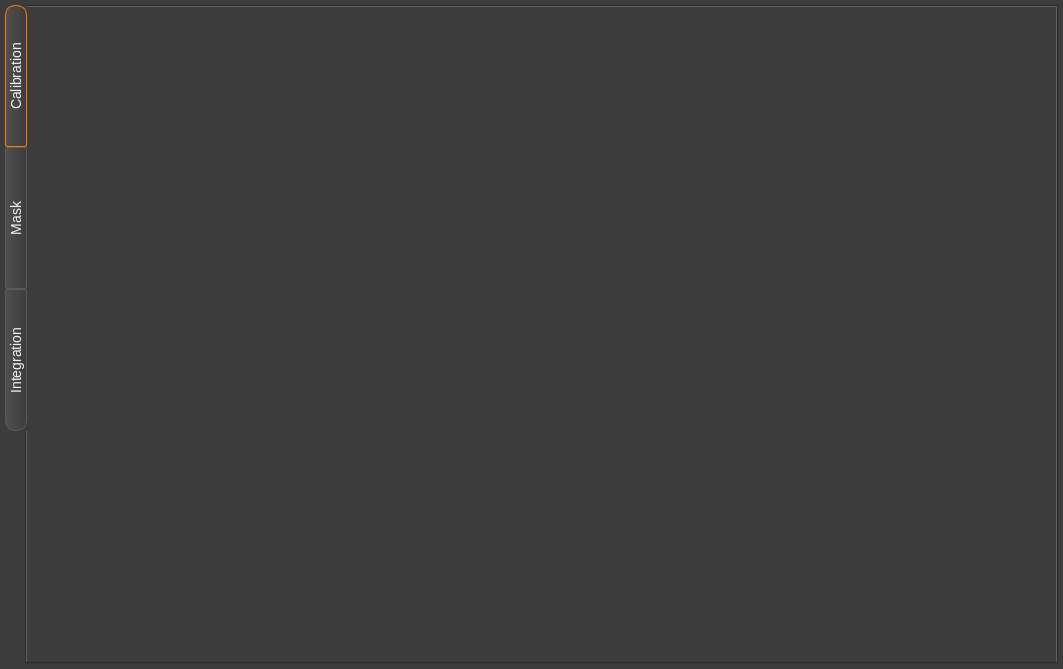
First picture: the form in Dioptas_main/Views/UiFiles/Main.ui, repository Dioptas/Dioptas, before the edit.
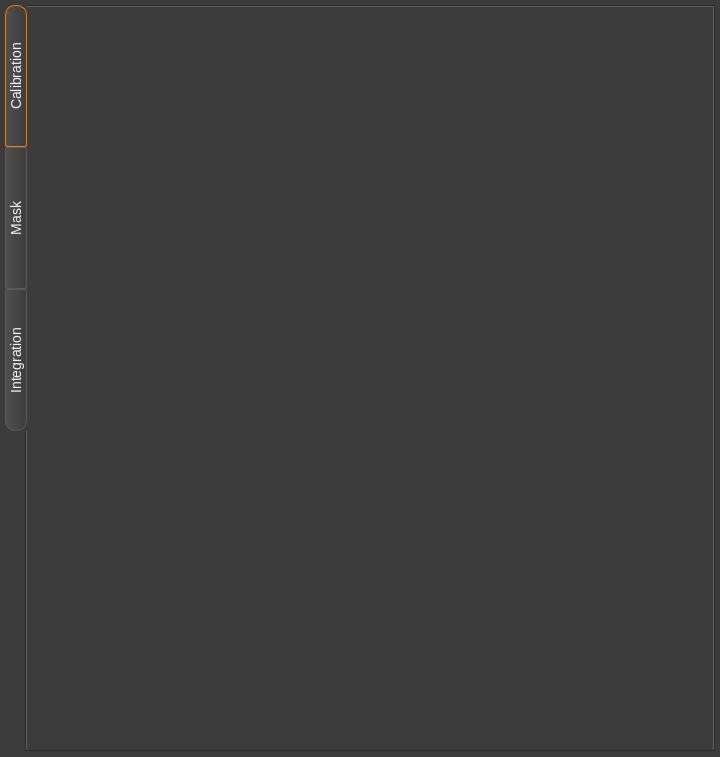
Second picture: the form after the edit.

Diff of the .ui file:
```diff
--- a/Dioptas_main/Views/UiFiles/Main.ui
+++ b/Dioptas_main/Views/UiFiles/Main.ui
@@ -6,8 +6,8 @@
    <rect>
     <x>0</x>
     <y>0</y>
-    <width>1063</width>
-    <height>669</height>
+    <width>720</width>
+    <height>757</height>
    </rect>
   </property>
   <property name="windowTitle">
@@ -268,6 +268,10 @@
       background: none;
   }
 
+QDockWidget::title {
+     background: qlineargradient(spread:pad, x1:0, y1:1, x2:0, y2:0, stop:0 #3C3C3C, stop:1 #505050);
+}
+
 #click_x_lbl, #click_y_lbl, #click_int_lbl, #click_azi_lbl, #click_d_lbl, #click_tth_lbl, #click_q_lbl {
     color: #00DD00;
 }
```
